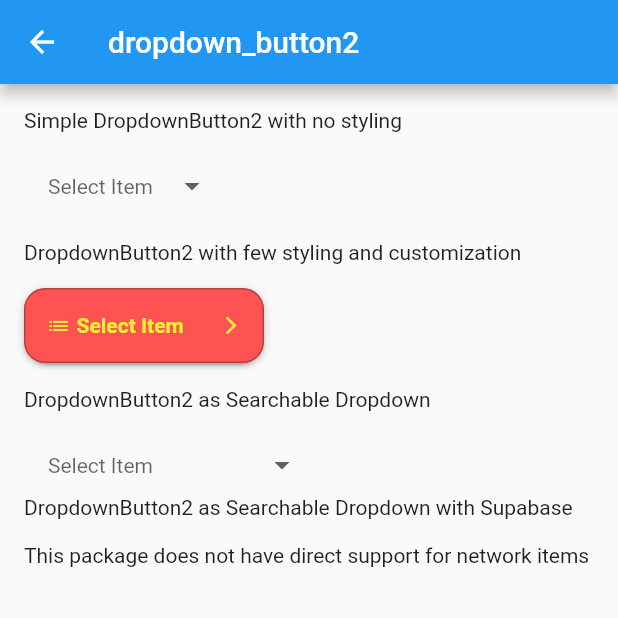
After one commit to smarts-uz/flutter-drop-down-testapp, a Flutter app: the screen it shows after launch, after a tap on "dropdown_button2", on a phone screen of 412 x 824 dp, the top half of it. The commit adds this screen. Run offline on Flutter 3.47's test engine with Material 2 defaults, Android fonts, the phone set to English and light mode, and no system bars; drawn by our look-alikes of dropdown_button2; our stand-ins replace animated_custom_dropdown, flutter_dotenv, multi_dropdown, supabase_flutter; missing offline and left inert: drop_down_list, multiple_search_selection, multiselect, multiselect_nested, ninja_dropdown, rashail_multi_dropdown; accounts and stored records are empty.

Commit message:
added dropdown_button2

```diff
--- a/lib/main.dart
+++ b/lib/main.dart
@@ -1,5 +1,6 @@
 import 'package:drop_down_testapp/pages/animated_custom_dropdown.dart';
 import 'package:drop_down_testapp/pages/drop_down_list.dart';
+import 'package:drop_down_testapp/pages/dropdown_button2.dart';
 import 'package:drop_down_testapp/pages/multi_dropdown.dart';
 import 'package:drop_down_testapp/pages/multiple_search_selection.dart';
 import 'package:drop_down_testapp/pages/multiselect.dart';
@@ -122,6 +123,15 @@
               child: const Text('animated_custom_dropdown'),
             ),
             const SizedBox(height: 16),
+            ElevatedButton(
+              onPressed: () {
+                Navigator.of(context).push(MaterialPageRoute(
+                  builder: (context) => const DropdownButton2App(),
+                ));
+              },
+              child: const Text('dropdown_button2'),
+            ),
+            const SizedBox(height: 16),
           ],
         ),
       ),
--- a/lib/pages/animated_custom_dropdown.dart
+++ b/lib/pages/animated_custom_dropdown.dart
@@ -50,6 +50,7 @@
                   debugPrint('changing value to: $value');
                 },
               ),
+              const SizedBox(height: 16),
               const Text('Default'),
               const SizedBox(height: 16),
               CustomDropdown<String>(
@@ -60,6 +61,7 @@
                   debugPrint('changing value to: $value');
                 },
               ),
+              const SizedBox(height: 16),
               const Text('Search'),
               const SizedBox(height: 16),
               CustomDropdown<Job>.search(
@@ -70,6 +72,7 @@
                   debugPrint('changing value to: $value');
                 },
               ),
+              const SizedBox(height: 16),
               const Text('Search Request'),
               const SizedBox(height: 16),
               CustomDropdown<Pair>.searchRequest(
--- /dev/null
+++ b/lib/pages/dropdown_button2.dart
@@ -0,0 +1,263 @@
+import 'package:dropdown_button2/dropdown_button2.dart';
+import 'package:flutter/material.dart';
+
+class DropdownButton2App extends StatefulWidget {
+  const DropdownButton2App({super.key});
+
+  @override
+  State<DropdownButton2App> createState() => _DropdownButton2AppState();
+}
+
+class _DropdownButton2AppState extends State<DropdownButton2App> {
+  final List<String> items = [
+    'Item1',
+    'Item2',
+    'Item3',
+    'Item4',
+  ];
+  String? selectedValue;
+
+  final TextEditingController textEditingController = TextEditingController();
+
+  @override
+  void dispose() {
+    textEditingController.dispose();
+    super.dispose();
+  }
+
+  @override
+  Widget build(BuildContext context) {
+    return Scaffold(
+      appBar: AppBar(
+        title: const Text('dropdown_button2'),
+      ),
+      body: SingleChildScrollView(
+        child: Padding(
+          padding: const EdgeInsets.all(16),
+          child: Column(
+            crossAxisAlignment: CrossAxisAlignment.start,
+            children: [
+              const Text('Simple DropdownButton2 with no styling'),
+              const SizedBox(height: 16),
+              DropdownButtonHideUnderline(
+                child: DropdownButton2<String>(
+                  isExpanded: true,
+                  hint: Text(
+                    'Select Item',
+                    style: TextStyle(
+                      fontSize: 14,
+                      color: Theme.of(context).hintColor,
+                    ),
+                  ),
+                  items: items
+                      .map((String item) => DropdownMenuItem<String>(
+                            value: item,
+                            child: Text(
+                              item,
+                              style: const TextStyle(
+                                fontSize: 14,
+                              ),
+                            ),
+                          ))
+                      .toList(),
+                  value: selectedValue,
+                  onChanged: (String? value) {
+                    setState(() {
+                      selectedValue = value;
+                    });
+                  },
+                  buttonStyleData: const ButtonStyleData(
+                    padding: EdgeInsets.symmetric(horizontal: 16),
+                    height: 40,
+                    width: 140,
+                  ),
+                  menuItemStyleData: const MenuItemStyleData(
+                    height: 40,
+                  ),
+                ),
+              ),
+              const SizedBox(height: 16),
+              const Text('DropdownButton2 with few styling and customization'),
+              const SizedBox(height: 16),
+              DropdownButtonHideUnderline(
+                child: DropdownButton2<String>(
+                  isExpanded: true,
+                  hint: const Row(
+                    children: [
+                      Icon(
+                        Icons.list,
+                        size: 16,
+                        color: Colors.yellow,
+                      ),
+                      SizedBox(
+                        width: 4,
+                      ),
+                      Expanded(
+                        child: Text(
+                          'Select Item',
+                          style: TextStyle(
+                            fontSize: 14,
+                            fontWeight: FontWeight.bold,
+                            color: Colors.yellow,
+                          ),
+                          overflow: TextOverflow.ellipsis,
+                        ),
+                      ),
+                    ],
+                  ),
+                  items: items
+                      .map((String item) => DropdownMenuItem<String>(
+                            value: item,
+                            child: Text(
+                              item,
+                              style: const TextStyle(
+                                fontSize: 14,
+                                fontWeight: FontWeight.bold,
+                                color: Colors.white,
+                              ),
+                              overflow: TextOverflow.ellipsis,
+                            ),
+                          ))
+                      .toList(),
+                  value: selectedValue,
+                  onChanged: (value) {
+                    setState(() {
+                      selectedValue = value;
+                    });
+                  },
+                  buttonStyleData: ButtonStyleData(
+                    height: 50,
+                    width: 160,
+                    padding: const EdgeInsets.only(left: 14, right: 14),
+                    decoration: BoxDecoration(
+                      borderRadius: BorderRadius.circular(14),
+                      border: Border.all(
+                        color: Colors.black26,
+                      ),
+                      color: Colors.redAccent,
+                    ),
+                    elevation: 2,
+                  ),
+                  iconStyleData: const IconStyleData(
+                    icon: Icon(
+                      Icons.arrow_forward_ios_outlined,
+                    ),
+                    iconSize: 14,
+                    iconEnabledColor: Colors.yellow,
+                    iconDisabledColor: Colors.grey,
+                  ),
+                  dropdownStyleData: DropdownStyleData(
+                    maxHeight: 200,
+                    width: 200,
+                    decoration: BoxDecoration(
+                      borderRadius: BorderRadius.circular(14),
+                      color: Colors.redAccent,
+                    ),
+                    offset: const Offset(-20, 0),
+                    scrollbarTheme: ScrollbarThemeData(
+                      radius: const Radius.circular(40),
+                      thickness: MaterialStateProperty.all(6),
+                      thumbVisibility: MaterialStateProperty.all(true),
+                    ),
+                  ),
+                  menuItemStyleData: const MenuItemStyleData(
+                    height: 40,
+                    padding: EdgeInsets.only(left: 14, right: 14),
+                  ),
+                ),
+              ),
+              const SizedBox(height: 16),
+              const Text('DropdownButton2 as Searchable Dropdown'),
+              const SizedBox(height: 16),
+              DropdownButtonHideUnderline(
+                child: DropdownButton2<String>(
+                  isExpanded: true,
+                  hint: Text(
+                    'Select Item',
+                    style: TextStyle(
+                      fontSize: 14,
+                      color: Theme.of(context).hintColor,
+                    ),
+                  ),
+                  items: items
+                      .map((item) => DropdownMenuItem(
+                            value: item,
+                            child: Text(
+                              item,
+                              style: const TextStyle(
+                                fontSize: 14,
+                              ),
+                            ),
+                          ))
+                      .toList(),
+                  value: selectedValue,
+                  onChanged: (value) {
+                    setState(() {
+                      selectedValue = value;
+                    });
+                  },
+                  buttonStyleData: const ButtonStyleData(
+                    padding: EdgeInsets.symmetric(horizontal: 16),
+                    height: 40,
+                    width: 200,
+                  ),
+                  dropdownStyleData: const DropdownStyleData(
+                    maxHeight: 200,
+                  ),
+                  menuItemStyleData: const MenuItemStyleData(
+                    height: 40,
+                  ),
+                  dropdownSearchData: DropdownSearchData(
+                    searchController: textEditingController,
+                    searchInnerWidgetHeight: 50,
+                    searchInnerWidget: Container(
+                      height: 50,
+                      padding: const EdgeInsets.only(
+                        top: 8,
+                        bottom: 4,
+                        right: 8,
+                        left: 8,
+                      ),
+                      child: TextFormField(
+                        expands: true,
+                        maxLines: null,
+                        controller: textEditingController,
+                        decoration: InputDecoration(
+                          isDense: true,
+                          contentPadding: const EdgeInsets.symmetric(
+                            horizontal: 10,
+                            vertical: 8,
+                          ),
+                          hintText: 'Search for an item...',
+                          hintStyle: const TextStyle(fontSize: 12),
+                          border: OutlineInputBorder(
+                            borderRadius: BorderRadius.circular(8),
+                          ),
+                        ),
+                      ),
+                    ),
+                    searchMatchFn: (item, searchValue) {
+                      return item.value.toString().contains(searchValue);
+                    },
+                  ),
+                  //This to clear the search value when you close the menu
+                  onMenuStateChange: (isOpen) {
+                    if (!isOpen) {
+                      textEditingController.clear();
+                    }
+                  },
+                ),
+              ),
+              const Text(
+                  'DropdownButton2 as Searchable Dropdown with Supabase'),
+              const SizedBox(height: 16),
+              const Text(
+                'This package does not have direct support for network items',
+              ),
+            ],
+          ),
+        ),
+      ),
+    );
+  }
+}
--- a/pubspec.yaml
+++ b/pubspec.yaml
@@ -21,9 +21,9 @@
   multi_dropdown: ^2.1.0
   drop_down_list: ^0.0.5
   animated_custom_dropdown: ^2.0.0
+  dropdown_button2: ^2.3.9
 
   # dropdown_search
-  # dropdown_button2
 
   supabase_flutter: ^1.10.25
   flutter_dotenv: ^5.1.0
```
Also changed, not shown: pubspec.lock.
